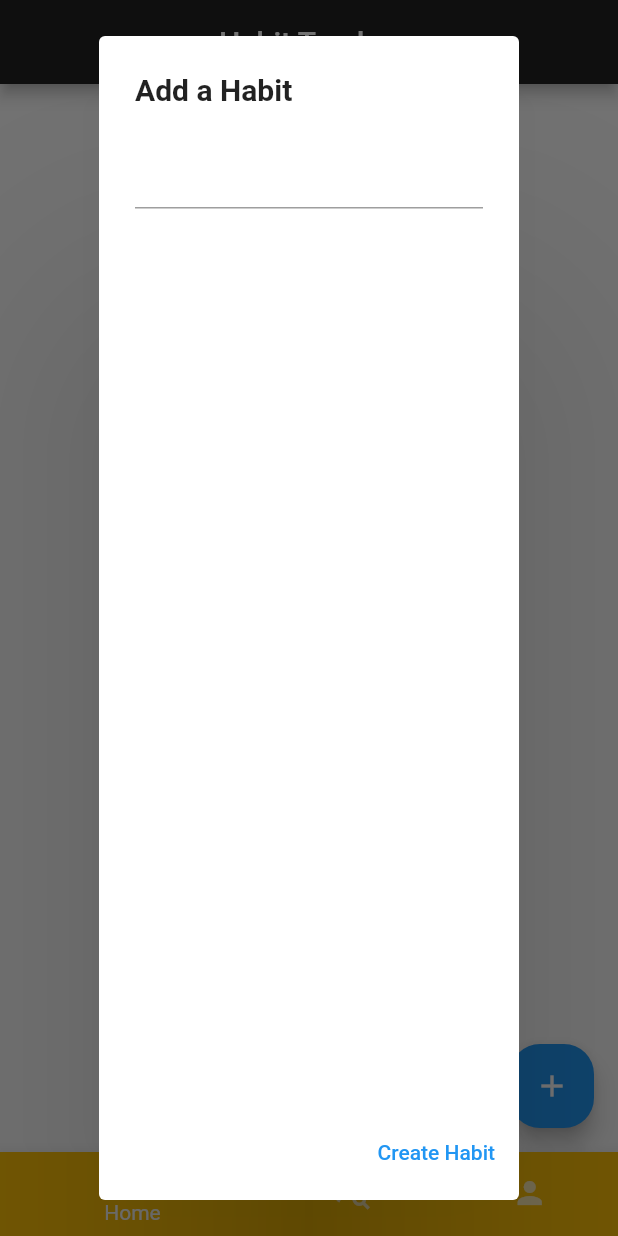
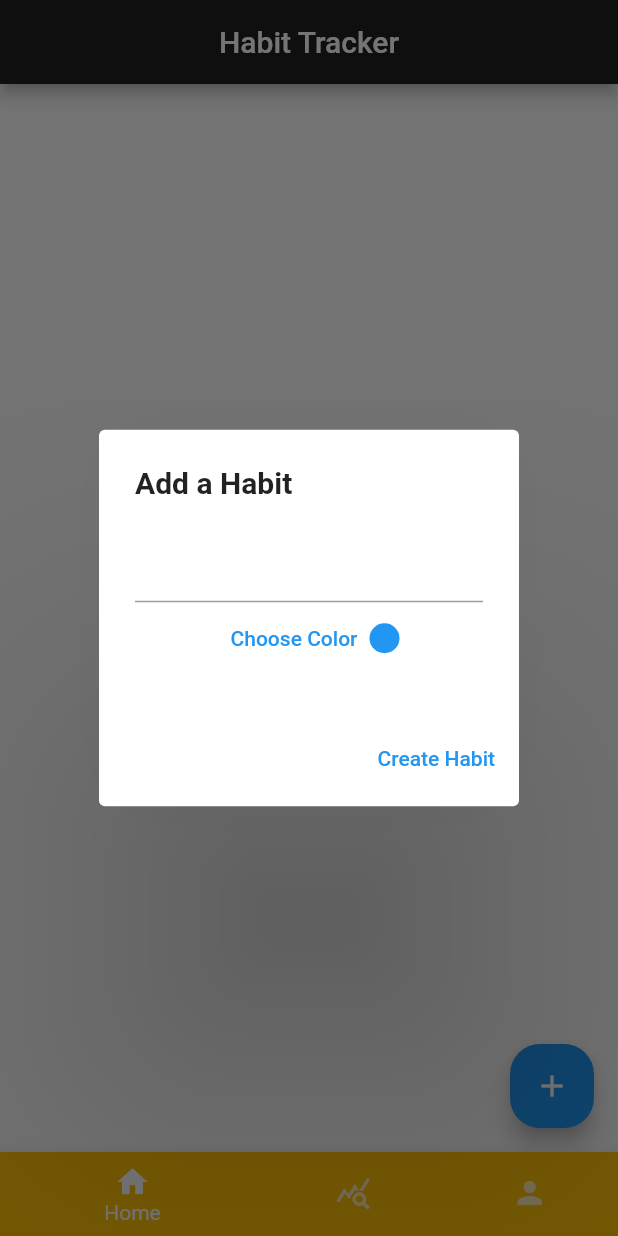
Before and after one commit to AbhishekSatpathy4848/Web_Enthusiasts_Club_Habit_Tracker_APP, a Flutter app: the screen it shows once a user with an empty profile is signed in, after a tap on the "add" icon, on a phone screen of 412 x 824 dp. Run offline on Flutter 3.47's test engine with Material 2 defaults, Android fonts, the phone set to English and light mode, and no system bars; our stand-ins replace firebase_auth, firebase_core, flutter_colorpicker, fluttertoast, hive, hive_flutter; missing offline and left inert: activity_ring; accounts and stored records are empty.

Commit message:
Added Color tags for each habit

```diff
--- a/lib/model/Habit.dart
+++ b/lib/model/Habit.dart
@@ -1,10 +1,13 @@
+import 'package:flutter/material.dart';
 import 'package:hive/hive.dart';
 part 'Habit.g.dart';
 
 @HiveType(typeId: 0)
-class Habit extends HiveObject{
+class Habit extends HiveObject {
   @HiveField(0)
-  String? name;
+  late String name;
+  @HiveField(1)
+  late Color color;
   // Duration? start;
   // Duration? end;
   // int? streaks;
@@ -12,6 +15,6 @@ class Habit extends HiveObject{
   // double? progressRate;
 
   // Habit(String name, Duration start, Duration end, int streaks,
-      // double successRate, double progressRate) {
-  Habit(String this.name);
+  // double successRate, double progressRate) {
+  Habit(this.name,this.color);
 }
--- a/lib/pages/HabitList.dart
+++ b/lib/pages/HabitList.dart
@@ -8,6 +8,7 @@ import 'package:habit_tracker/model/Habit.dart';
 import 'package:hive/hive.dart';
 import 'package:habit_tracker/boxes.dart';
 import 'package:hive_flutter/hive_flutter.dart';
+import 'package:flutter_colorpicker/flutter_colorpicker.dart';
 
 class HabitList extends StatefulWidget {
   HabitList({super.key});
@@ -19,8 +20,11 @@ class HabitList extends StatefulWidget {
 class _HabitListState extends State<HabitList> {
   // List<Habit> listHabits = [Habit("habit1"), Habit("habit2")];
 
-  addHabit(String name) {
-    final habit = Habit(name);
+  // final VoidCallback addHabit;
+  Color color = Colors.blue;
+
+  addHabit(String name, Color color) {
+    final habit = Habit(name, color);
     final box = Boxes.getHabits();
     box.add(habit);
   }
@@ -29,33 +33,141 @@ class _HabitListState extends State<HabitList> {
     habit.delete();
   }
 
-  AlertDialog BuildAlert(BuildContext context) {
+  @override
+  Widget build(BuildContext context) {
+    return Scaffold(
+        floatingActionButton: FloatingActionButton(
+            onPressed: () {
+              showHabitCreationDialog(context);
+            },
+            shape: RoundedRectangleBorder(
+                borderRadius: BorderRadius.circular(20.0)),
+            child: const Icon(Icons.add)),
+        body: Padding(
+            padding: const EdgeInsets.fromLTRB(20.0, 40.0, 20.0, 0.0),
+            child: ValueListenableBuilder(
+                valueListenable: Boxes.getHabits().listenable(),
+                builder: ((context, box, widget) {
+                  List<Habit> habitlist = box.values.toList();
+                  return ListView.builder(
+                    itemCount: Boxes.getHabits().keys.length,
+                    itemBuilder: ((context, index) {
+                      return Card(
+                          child: ListTile(
+                              title: Text(habitlist[index].name.toString()),
+                              leading: Container(
+                                width: 10,
+                                height: 40,
+                                decoration: BoxDecoration(borderRadius: BorderRadius.circular(15.0),color: habitlist[index].color),
+                              ),
+                              trailing: IconButton(
+                                icon: const Icon(Icons.delete),
+                                onPressed: () => deleteHabit(habitlist[index]),
+                              ),
+                              onLongPress: () {
+                                showDialog(
+                                    context: context,
+                                    builder: (context) {
+                                      return BackdropFilter(
+                                        filter: ImageFilter.blur(
+                                            sigmaX: 5, sigmaY: 5),
+                                        child: Dialog(
+                                          shape: RoundedRectangleBorder(
+                                              borderRadius:
+                                                  BorderRadius.circular(15.0)),
+                                          backgroundColor: Colors.grey[900],
+                                          child: dialogContent(index),
+                                        ),
+                                      );
+                                    });
+                              }));
+                      // }));
+                    }),
+                  );
+                }))));
+  }
+
+  showHabitCreationDialog(BuildContext context) {
     final controller = TextEditingController();
 
+    showDialog(
+        context: context,
+        builder: (context) {
+          // return StatefulBuilder(builder: (context, setState) {
             return AlertDialog(
               title: const Text(
                 "Add a Habit",
                 style: TextStyle(fontWeight: FontWeight.bold, fontSize: 20),
               ),
               elevation: 100,
-      content: Column(
+              content: StatefulBuilder(builder: (context,setState) {
+                return Column(
+                mainAxisSize: MainAxisSize.min,
                 crossAxisAlignment: CrossAxisAlignment.start,
                 children: [
                   TextField(
                     controller: controller,
-          )
+                  ),
+                  Row(
+                    mainAxisAlignment: MainAxisAlignment.center,
+                    children: [
+                      TextButton(
+                          onPressed: () {
+                            // setState() {
+                            // showColorPickerDialog(context);
+                            showDialog(
+                                context: context,
+                                builder: (context) {
+                                  return AlertDialog(
+                                    title: const Text("Pick your Habit color"),
+                                    content: Column(
+                                      children: [
+                                        ColorPicker(
+                                            pickerColor: color,
+                                            onColorChanged: (color) {
+                                              setState(() {
+                                                this.color = color;
+                                              });
+                                            })
                                       ],
                                     ),
                                     actions: [
                                       TextButton(
                                           onPressed: () {
+                                            Navigator.of(context).pop();
+                                          },
+                                          child: const Text("Done"))
+                                    ],
+                                  );
+                                });
+                            },
+                          // },
+                          child: const Text("Choose Color")),
+                      Container(
+                        decoration:
+                            BoxDecoration(shape: BoxShape.circle, color: color),
+                        width: 20,
+                        height: 20,
+                      )
+                    ],
+                  )
+                ],
+              );
+            }
+            ),
+              actions: [
+                TextButton(
+                    onPressed: () {
                       // callbackFunction(Habit(controller.text.trim()));
-              addHabit(controller.text.trim());
+                      addHabit(controller.text.trim(), color);
                       Navigator.of(context).pop();
                     },
                     child: const Text("Create Habit")),
               ],
             );
+          // }
+          // );
+        });
   }
 
   Widget dialogContent(int index) {
@@ -123,63 +235,5 @@ class _HabitListState extends State<HabitList> {
             )));
   }
 
-  // final VoidCallback addHabit;
-  @override
-  Widget build(BuildContext context) {
-    return Scaffold(
-        floatingActionButton: FloatingActionButton(
-            onPressed: () {
-              showDialog(
-                  context: context, builder: (context) => BuildAlert(context));
-            },
-            shape: RoundedRectangleBorder(
-                borderRadius: BorderRadius.circular(20.0)),
-            child: const Icon(Icons.add)),
-        body: Padding(
-            padding: const EdgeInsets.fromLTRB(20.0, 40.0, 20.0, 0.0),
-            child: ValueListenableBuilder(
-            valueListenable: Boxes.getHabits().listenable(),
-            builder: ((context, box, widget) {
-              List<Habit> habitlist = box.values.toList();
-              return ListView.builder(
-                itemCount: Boxes.getHabits().keys.length,
-                itemBuilder: ((context, index) {
-                        return Card(
-                            child: ListTile(
-                                title: Text(habitlist[index].name.toString()),
-                                trailing: IconButton(
-                                  icon: const Icon(Icons.delete),
-                                  onPressed: () => deleteHabit(habitlist[index]),
-                                ),
-                                onLongPress: () {
-                                  showDialog(
-                                      context: context,
-                                      builder: (context) {
-                                        return BackdropFilter(
-                                          filter: ImageFilter.blur(
-                                              sigmaX: 5, sigmaY: 5),
-                                          child: Container(
-                                            // width: 350,
-                                            // height: 150,
-                                            child: Dialog(
-                                              shape: RoundedRectangleBorder(
-                                                  borderRadius:
-                                                      BorderRadius.circular(
-                                                          15.0)),
-                                              backgroundColor: Colors.grey[900],
-                                              child: dialogContent(index),
-                                            ),
-                                          ),
-                                        );
-                                      });
-                                }));
-                      // }));
-                }),
-              );
+  // showColorPickerDialog(BuildContext context) {}
 }
-          )
-       )
-      )
-    );
-  }
-}
--- a/pubspec.yaml
+++ b/pubspec.yaml
@@ -43,6 +43,7 @@ dependencies:
   hive: ^2.0.3
   hive_flutter: ^1.0.0
   path_provider:
+  flutter_colorpicker: ^1.0.3
 
 dev_dependencies:
   flutter_test:
```
Also changed, not shown: lib/model/Habit.g.dart, pubspec.lock. Lines whose indentation alone changed are shown as unchanged.
